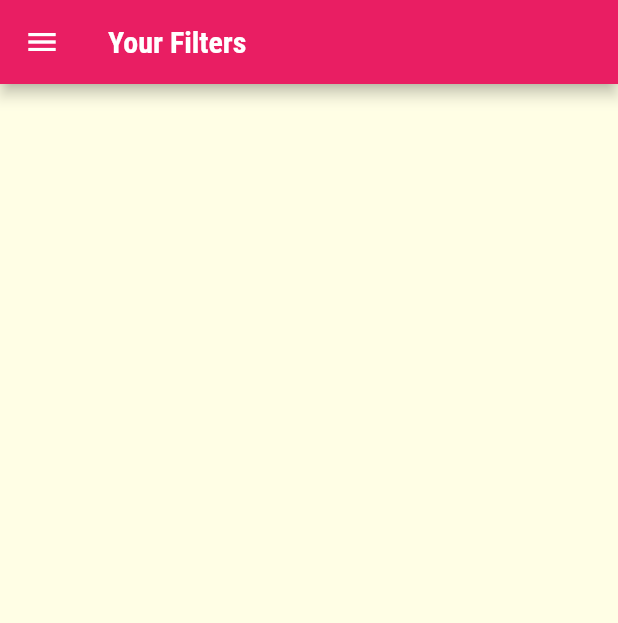
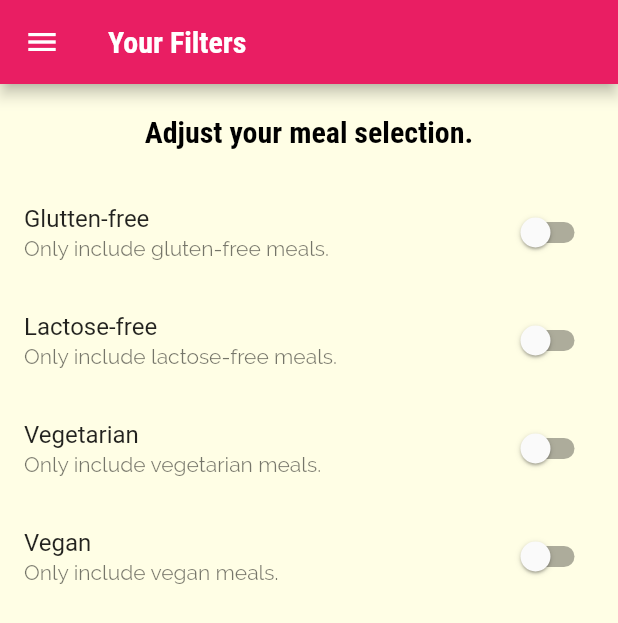
Before and after one commit to nicoproto/meals_flutter_app, a Flutter app: the FiltersScreen screen opened by its route, on a phone screen of 412 x 824 dp. Shown: the top 623 px of the screen. Run offline on Flutter 3.47's test engine with Material 2 defaults, Android fonts, the phone set to English and light mode, and no system bars.

Commit message:
Adding Filter Switches

```diff
--- a/lib/screens/filters_screen.dart
+++ b/lib/screens/filters_screen.dart
@@ -1,8 +1,27 @@
 import 'package:flutter/material.dart';
 import '../widgets/main_drawer.dart';
 
-class FiltersScreen extends StatelessWidget {
+class FiltersScreen extends StatefulWidget {
   static const routeName = '/filters';
+
+  @override
+  _FiltersScreenState createState() => _FiltersScreenState();
+}
+
+class _FiltersScreenState extends State<FiltersScreen> {
+  var _glutenFree = false;
+  var _vegetarian = false;
+  var _vegan = false;
+  var _lactoseFree = false;
+
+  Widget _buildSwitchListTile(String title, String description, var currentValue, Function updateValue ) {
+    return SwitchListTile(
+            title: Text(title),
+            subtitle: Text(description),
+            value: currentValue,
+            onChanged: updateValue,
+          );
+  }
 
   @override
   Widget build(BuildContext context) {
@@ -11,6 +30,63 @@
         title: Text('Your Filters'),
       ),
       drawer: MainDrawer(),
+      body: Column(
+        children: <Widget>[
+          Container(
+            padding: EdgeInsets.all(20),
+            child: Text(
+              'Adjust your meal selection.',
+              style: Theme.of(context).textTheme.title.copyWith(color: Colors.black),
+            ),
+          ),
+          Expanded(
+            child: ListView(
+              children: <Widget>[
+                _buildSwitchListTile(
+                  'Glutten-free',
+                  'Only include gluten-free meals.',
+                  _glutenFree,
+                  (newValue) => {
+                    setState(() {
+                      _glutenFree = newValue;
+                    })
+                  }
+                ),
+                _buildSwitchListTile(
+                  'Lactose-free',
+                  'Only include lactose-free meals.',
+                  _lactoseFree,
+                  (newValue) => {
+                    setState(() {
+                      _lactoseFree = newValue;
+                    })
+                  }
+                ),
+                _buildSwitchListTile(
+                  'Vegetarian',
+                  'Only include vegetarian meals.',
+                  _vegetarian,
+                  (newValue) => {
+                    setState(() {
+                      _vegetarian = newValue;
+                    })
+                  }
+                ),
+                _buildSwitchListTile(
+                  'Vegan',
+                  'Only include vegan meals.',
+                  _vegan,
+                  (newValue) => {
+                    setState(() {
+                      _vegan = newValue;
+                    })
+                  }
+                ),
+              ],
+            )
+          )
+        ],
+      ),
 
     );
   }
```
Also changed, not shown: 10 other files.
